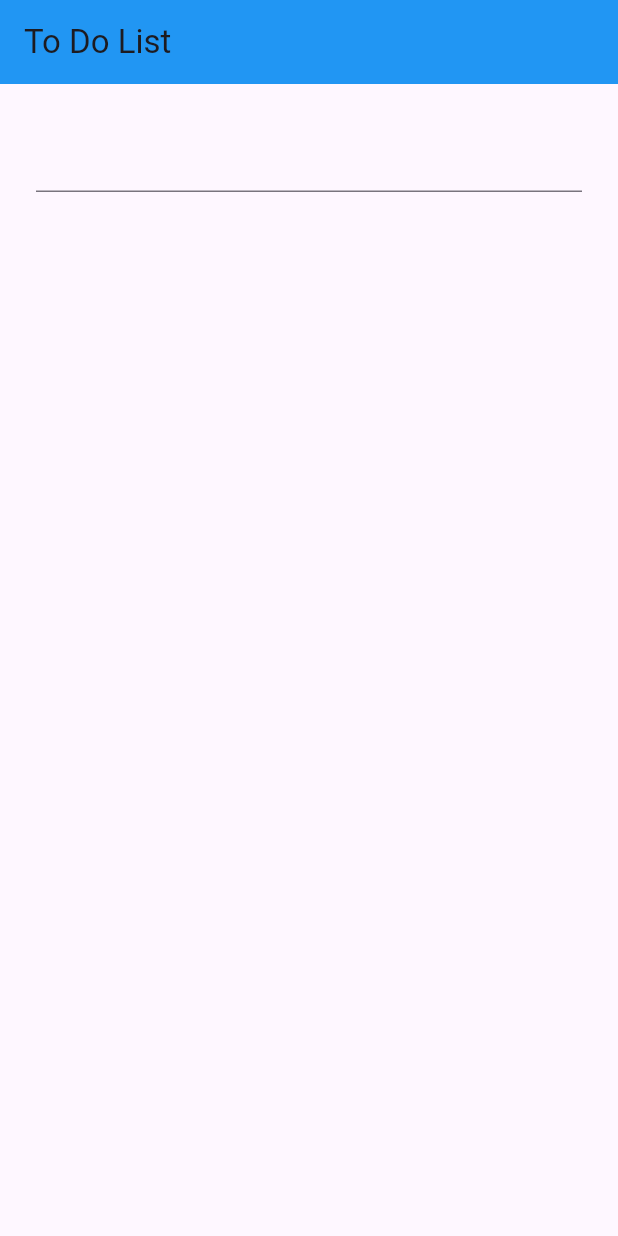
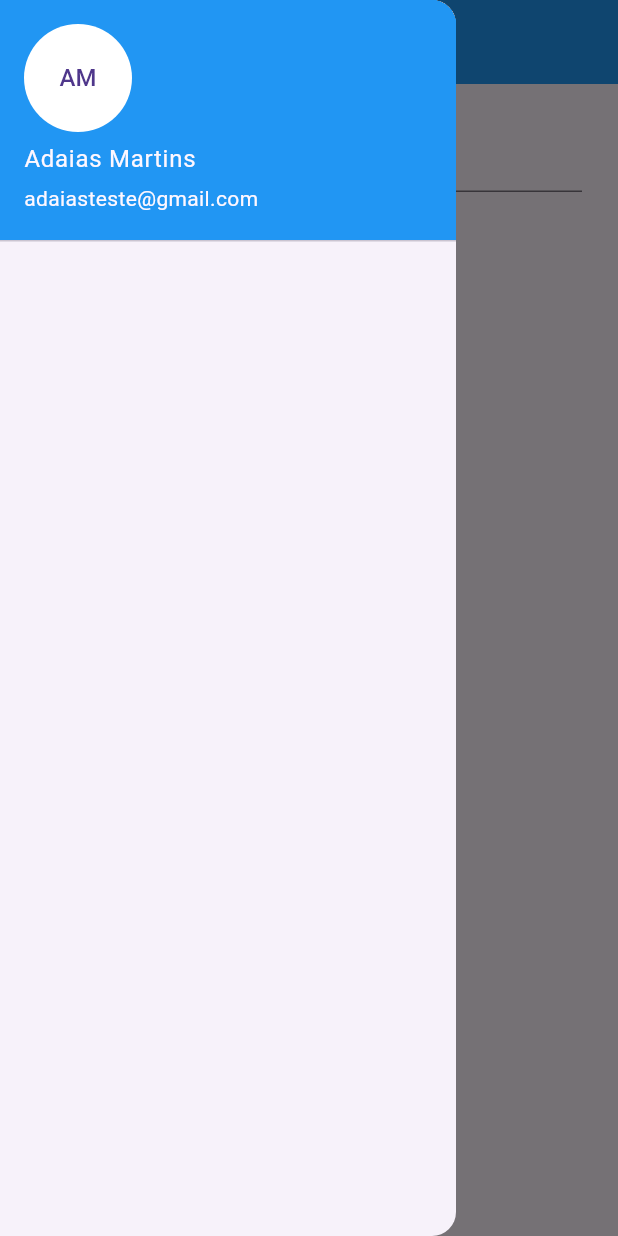
Before and after one commit to AdaiasMartins/to_do_list, a Flutter app: the screen it shows after launch, with the side drawer open (before the commit the screen has no drawer), on a phone screen of 412 x 824 dp. Run offline on Flutter 3.47's test engine with Material 3 defaults, Android fonts, the phone set to English and light mode, and no system bars.

Commit message:
adicionando informações do usuário

```diff
--- a/lib/to_do_list_page.dart
+++ b/lib/to_do_list_page.dart
@@ -1,5 +1,7 @@
 import 'package:flutter/cupertino.dart';
 import 'package:flutter/material.dart';
+import 'package:flutter/painting.dart';
+import 'package:flutter/widgets.dart';
 
 class ToDoListPage extends StatefulWidget {
   const ToDoListPage({Key? key}) : super(key: key);
@@ -14,12 +16,33 @@ class ToDoListPage extends StatefulWidget {
         appBar: AppBar(
           title: const Text('To Do List'),
           backgroundColor: Theme.of(context).primaryColor,
-          decoration: const BoxDecoration(
+          centerTitle: true,
+          titleTextStyle: const TextStyle(
+            color: Colors.white,
+            fontSize: 24,
           ),
         ),
+          drawer: Drawer(
+            child: ListView(
+              padding: EdgeInsets.zero,
+              children: const [
+                UserAccountsDrawerHeader(
+                    accountName: Text("Adaias Martins"),
+                    accountEmail: Text("adaiasteste@gmail.com"),
+                    currentAccountPicture: CircleAvatar(
+                      backgroundColor: Colors.white,
+                      child: Text("AM"),
+                    ),
+                    decoration: BoxDecoration(
+                      color: Colors.blue,
+                    ),
+                )
+              ],
+            ),
+          ),
         body: Container(
           padding: const EdgeInsets.all(24),
-          child: Column(
+          child: const Column(
             children: [
               TextField(),
             ]
```
